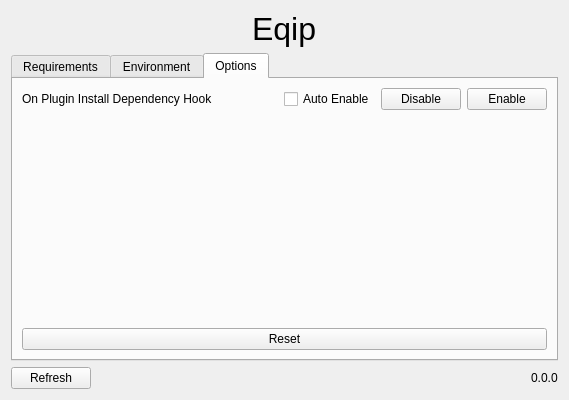
This is eqip/configuration/options.ui in cnheider/eqip as Qt 5 draws it before an edit. The edited form follows.
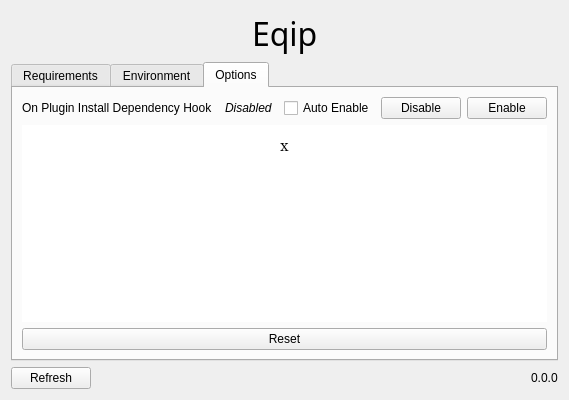
This is the edited form.

Commit message: Update .pre-commit-config.yaml, dev_install_plugin.py, options.py, and 9 more files

```diff
--- a/eqip/configuration/options.ui
+++ b/eqip/configuration/options.ui
@@ -58,7 +58,7 @@
       <widget class="QLabel" name="title_label">
        <property name="font">
         <font>
-         <family>Arial</family>
+         <family>Goudy Old Style</family>
          <pointsize>24</pointsize>
         </font>
        </property>
@@ -221,6 +221,31 @@
            </property>
           </spacer>
          </item>
+         <item>
+          <widget class="QLabel" name="hook_status_label">
+           <property name="font">
+            <font>
+             <italic>true</italic>
+            </font>
+           </property>
+           <property name="text">
+            <string>Disabled</string>
+           </property>
+          </widget>
+         </item>
+         <item>
+          <spacer name="horizontalSpacer_6">
+           <property name="orientation">
+            <enum>Qt::Horizontal</enum>
+           </property>
+           <property name="sizeHint" stdset="0">
+            <size>
+             <width>40</width>
+             <height>20</height>
+            </size>
+           </property>
+          </spacer>
+         </item>
          <item>
           <widget class="QCheckBox" name="auto_enable_check_box">
            <property name="text">
@@ -245,17 +270,60 @@
         </layout>
        </item>
        <item>
-        <spacer name="verticalSpacer">
-         <property name="orientation">
-          <enum>Qt::Vertical</enum>
+        <widget class="QTextEdit" name="hook_asci_art">
+         <property name="font">
+          <font>
+           <family>Century</family>
+           <weight>50</weight>
+           <bold>false</bold>
+           <kerning>true</kerning>
+          </font>
          </property>
-         <property name="sizeHint" stdset="0">
-          <size>
-           <width>20</width>
-           <height>40</height>
-          </size>
+         <property name="cursor" stdset="0">
+          <cursorShape>ClosedHandCursor</cursorShape>
          </property>
-        </spacer>
+         <property name="mouseTracking">
+          <bool>false</bool>
+         </property>
+         <property name="acceptDrops">
+          <bool>false</bool>
+         </property>
+         <property name="frameShape">
+          <enum>QFrame::NoFrame</enum>
+         </property>
+         <property name="frameShadow">
+          <enum>QFrame::Plain</enum>
+         </property>
+         <property name="verticalScrollBarPolicy">
+          <enum>Qt::ScrollBarAlwaysOff</enum>
+         </property>
+         <property name="horizontalScrollBarPolicy">
+          <enum>Qt::ScrollBarAlwaysOff</enum>
+         </property>
+         <property name="undoRedoEnabled">
+          <bool>false</bool>
+         </property>
+         <property name="lineWrapMode">
+          <enum>QTextEdit::NoWrap</enum>
+         </property>
+         <property name="readOnly">
+          <bool>true</bool>
+         </property>
+         <property name="html">
+          <string>&lt;!DOCTYPE HTML PUBLIC &quot;-//W3C//DTD HTML 4.0//EN&quot; &quot;http://www.w3.org/TR/REC-html40/strict.dtd&quot;&gt;
+&lt;html&gt;&lt;head&gt;&lt;meta name=&quot;qrichtext&quot; content=&quot;1&quot; /&gt;&lt;style type=&quot;text/css&quot;&gt;
+p, li { white-space: pre-wrap; }
+&lt;/style&gt;&lt;/head&gt;&lt;body style=&quot; font-family:'Century'; font-size:8.25pt; font-weight:400; font-style:normal;&quot;&gt;
+&lt;p align=&quot;center&quot; style=&quot;-qt-paragraph-type:empty; margin-top:0px; margin-bottom:0px; margin-left:0px; margin-right:0px; -qt-block-indent:0; text-indent:0px;&quot;&gt;&lt;br /&gt;&lt;/p&gt;
+&lt;p align=&quot;center&quot; style=&quot; margin-top:0px; margin-bottom:0px; margin-left:0px; margin-right:0px; -qt-block-indent:0; text-indent:0px;&quot;&gt;X&lt;/p&gt;&lt;/body&gt;&lt;/html&gt;</string>
+         </property>
+         <property name="textInteractionFlags">
+          <set>Qt::NoTextInteraction</set>
+         </property>
+         <property name="placeholderText">
+          <string notr="true"/>
+         </property>
+        </widget>
        </item>
        <item>
         <widget class="QPushButton" name="reset_options_button">
```
The commit also changes 11 other files.
